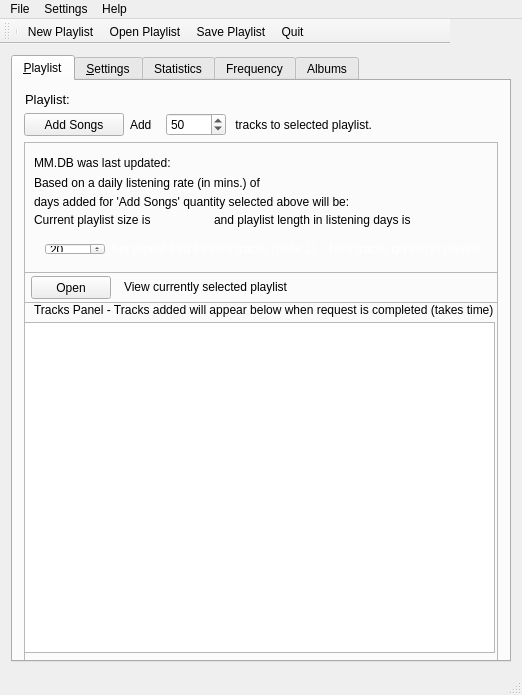
Qt form src/archsimian.ui (Harpo3/archsimian) before a commit.
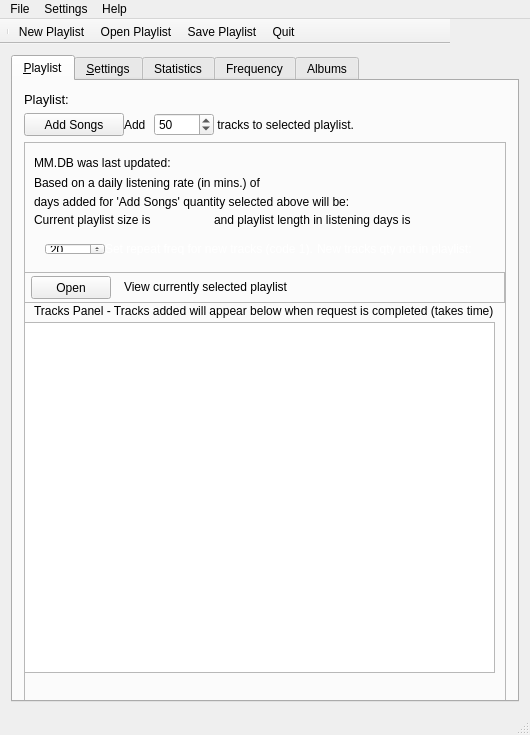
The same form after that commit. Icons and pictures are not drawn.

Commit message: Modified GUI layout and fixed status bar notifications.

The edit to the form file:
```diff
--- a/src/archsimian.ui
+++ b/src/archsimian.ui
@@ -6,8 +6,8 @@
    <rect>
     <x>0</x>
     <y>0</y>
-    <width>520</width>
-    <height>695</height>
+    <width>530</width>
+    <height>735</height>
    </rect>
   </property>
   <property name="sizePolicy">
@@ -16,6 +16,12 @@
     <verstretch>0</verstretch>
    </sizepolicy>
   </property>
+  <property name="minimumSize">
+   <size>
+    <width>530</width>
+    <height>735</height>
+   </size>
+  </property>
   <property name="maximumSize">
    <size>
     <width>16777215</width>
@@ -98,13 +104,13 @@
         <item>
          <layout class="QHBoxLayout" name="selectplaylistLayout">
           <property name="spacing">
-           <number>2</number>
+           <number>0</number>
           </property>
           <property name="sizeConstraint">
            <enum>QLayout::SetMinAndMaxSize</enum>
           </property>
           <property name="leftMargin">
-           <number>1</number>
+           <number>0</number>
           </property>
           <item>
            <widget class="QLabel" name="setgetplaylistLabel">
@@ -127,6 +133,9 @@
         </item>
         <item>
          <layout class="QHBoxLayout" name="addsongshorizontalLayout">
+          <property name="spacing">
+           <number>0</number>
+          </property>
           <property name="sizeConstraint">
            <enum>QLayout::SetNoConstraint</enum>
           </property>
@@ -213,6 +222,9 @@
           <property name="frameShadow">
            <enum>QFrame::Raised</enum>
           </property>
+          <property name="lineWidth">
+           <number>0</number>
+          </property>
           <widget class="QLabel" name="updatestatusLabel">
            <property name="geometry">
             <rect>
@@ -244,6 +256,9 @@
            <property name="toolTip">
             <string>ArchSimian determines your listening rate based on your MediaMonkey play history, then calculates the number of days that will be added based on the number of tracks selected from the 'Add Songs' quantity above.</string>
            </property>
+           <property name="lineWidth">
+            <number>0</number>
+           </property>
            <property name="text">
             <string>Based on a daily listening rate (in mins.) of </string>
            </property>
@@ -306,6 +321,9 @@
             </rect>
            </property>
            <layout class="QHBoxLayout" name="newtrackshorizontalLayout">
+            <property name="spacing">
+             <number>0</number>
+            </property>
             <item>
              <widget class="QSpinBox" name="repeatFreq1SpinBox">
               <property name="maximumSize">
@@ -421,15 +439,21 @@
              <x>0</x>
              <y>180</y>
              <width>471</width>
-             <height>331</height>
+             <height>351</height>
             </rect>
            </property>
+           <property name="minimumSize">
+            <size>
+             <width>300</width>
+             <height>0</height>
+            </size>
+           </property>
           </widget>
           <widget class="QLabel" name="label">
            <property name="geometry">
             <rect>
              <x>10</x>
-             <y>160</y>
+             <y>161</y>
              <width>461</width>
              <height>16</height>
             </rect>
@@ -456,6 +480,9 @@
            <property name="frameShadow">
             <enum>QFrame::Raised</enum>
            </property>
+           <property name="lineWidth">
+            <number>0</number>
+           </property>
            <widget class="QPushButton" name="viewplaylistButton">
             <property name="geometry">
              <rect>
@@ -2122,7 +2149,7 @@
     <rect>
      <x>0</x>
      <y>0</y>
-     <width>520</width>
+     <width>530</width>
      <height>20</height>
     </rect>
    </property>
@@ -2188,6 +2215,9 @@
    <property name="windowTitle">
     <string>toolBar</string>
    </property>
+   <property name="movable">
+    <bool>false</bool>
+   </property>
    <property name="iconSize">
     <size>
      <width>20</width>
```
Left out of the diff: 3 changed lines with no effect on the pictures. The commit also changes 2 other files.
